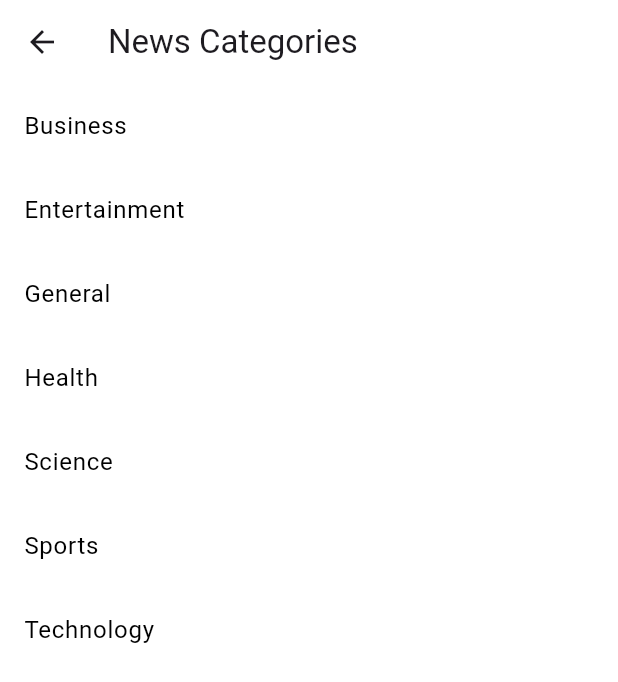
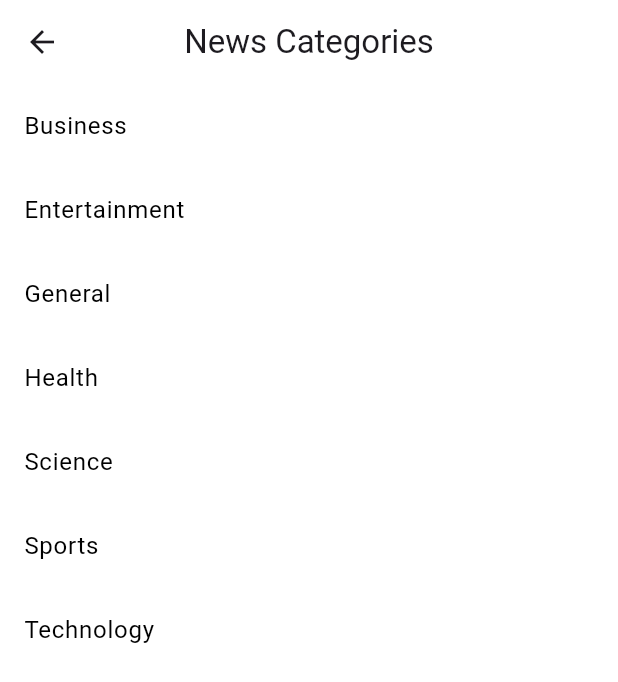
Before and after one commit to mubozk/FlutNews, a Flutter app: the CategoriesScreen screen opened directly, on a phone screen of 412 x 824 dp. Shown: the top 682 px of the screen. Run offline on Flutter 3.47's test engine with Material 3 defaults, Android fonts, the phone set to English and light mode, and no system bars; our stand-ins replace flutter_spinkit, geocoding, geolocator, permission_handler, webview_flutter; network calls fail; project files that could hold a hidden picture were left out.

Commit message:
Fontlar eklendi ve test edildi
Pull Request'i bunu halledince hemen ekleyeceğim

```diff
--- a/flut_news/lib/screens/categories_screen.dart
+++ b/flut_news/lib/screens/categories_screen.dart
@@ -39,7 +39,8 @@ class _CategoriesScreenState extends State<CategoriesScreen> {
       backgroundColor: kIsDarkMode ? Colors.black : Colors.white,
       appBar: AppBar(
         backgroundColor: kIsDarkMode ? Colors.black : Colors.white,
-        title: Text("News Categories"),
+        title: Text("News Categories", style: TextStyle(fontFamily: 'Roboto'),),
+        centerTitle: true,
       ),
       body: ListView.builder(
         itemCount: categories.length,
@@ -48,6 +49,7 @@ class _CategoriesScreenState extends State<CategoriesScreen> {
             title: Text(
               categories[index],
               style: TextStyle(
+                fontFamily: 'Roboto',
                 color: kIsDarkMode ? Colors.white : Colors.black,
               ),
             ),            tileColor: kIsDarkMode ? Colors.grey[850] : Colors.white,
--- a/flut_news/lib/screens/home_screen.dart
+++ b/flut_news/lib/screens/home_screen.dart
@@ -18,7 +18,7 @@ class _HomeScreenState extends State<HomeScreen> {
       backgroundColor: kIsDarkMode ? Colors.black : Colors.white,
       appBar: AppBar(
         backgroundColor: kIsDarkMode ? Colors.black : Colors.white,
-        title: Text("Table Layout"),
+        title: Text("FlutNews", style: TextStyle(fontFamily: 'Roboto'),),
         centerTitle: true,
         automaticallyImplyLeading: false,
       ),
--- a/flut_news/lib/utilities/constants.dart
+++ b/flut_news/lib/utilities/constants.dart
@@ -10,15 +10,18 @@ final kDarkTheme = ThemeData(
 );
 const TextStyle kTitleTextStyle = TextStyle(
   color: Colors.black,
+  fontFamily: 'Roboto',
   fontSize: 18,
   fontWeight: FontWeight.bold,
 );
 const TextStyle kBodyTextStyle = TextStyle(
   color: Colors.black,
+  fontFamily: 'Roboto',
   fontSize: 14,
 );
 const TextStyle kReadMoreTextStyle = TextStyle(
   color: Colors.blue,
+  fontFamily: 'Roboto',
   fontWeight: FontWeight.bold,
 );
 const kApiKey = 'dd05d13cf257403d804b6e02775564f6';
```
Also changed, not shown: flut_news/pubspec.yaml (+31 -0 lines), flut_news/assets/fonts/Kanit-Bold.ttf (added), flut_news/assets/fonts/Kanit-Regular.ttf (added), flut_news/assets/fonts/Merriweather-Bold.ttf (added), flut_news/assets/fonts/Merriweather-Regular.ttf (added), flut_news/assets/fonts/Montserrat-Bold.ttf (added), flut_news/assets/fonts/Montserrat-Regular.ttf (added), flut_news/assets/fonts/PlayfairDisplay-Bold.ttf (added), flut_news/assets/fonts/PlayfairDisplay-Regular.ttf (added), flut_news/assets/fonts/Roboto-Bold.ttf (added), flut_news/assets/fonts/Roboto-Regular.ttf (added), flut_news/assets/fonts/Ubuntu-Bold.ttf (added), flut_news/assets/fonts/Ubuntu-Regular.ttf (added), flut_news/pubspec.lock.
